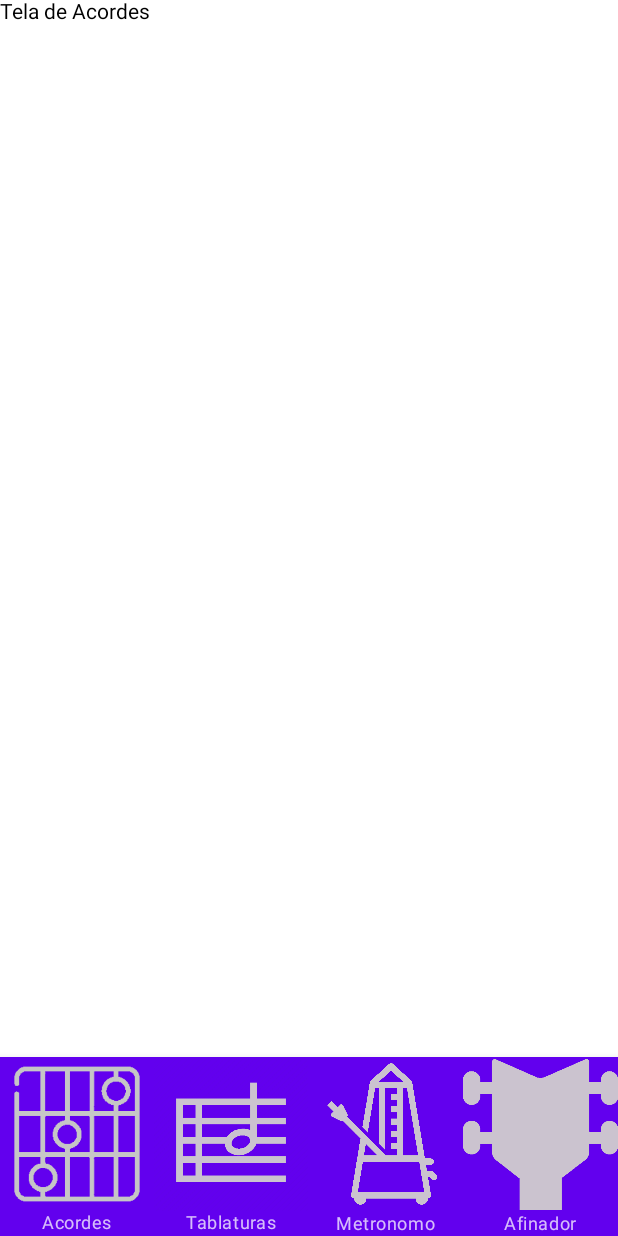
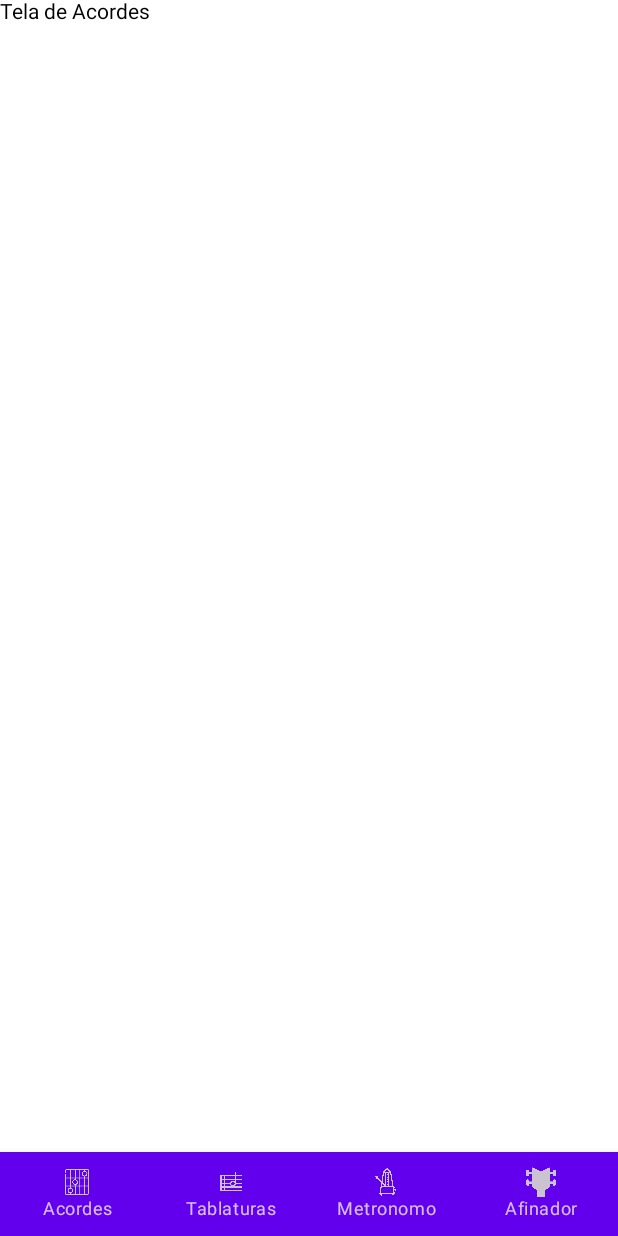
Before and after one commit to lefranc20/ViolaoSuite, an Android app built with Jetpack Compose: the screen it shows after launch (MainActivity), on a phone screen of 412 x 824 dp. Run offline under Robolectric (Android 15) with nearby library versions, the phone set to English and light mode, and no system bars.

Commit message:
Redução no tamanho dos ícones das abas.

```diff
--- a/app/src/main/java/com/example/violao_suite/MainActivity.kt
+++ b/app/src/main/java/com/example/violao_suite/MainActivity.kt
@@ -6,6 +6,7 @@ import androidx.activity.ComponentActivity
 import androidx.activity.compose.setContent
 import androidx.compose.foundation.Image
 import androidx.compose.foundation.layout.fillMaxSize
+//noinspection UsingMaterialAndMaterial3Libraries
 import androidx.compose.material.*
 import androidx.compose.runtime.*
 import androidx.compose.ui.Modifier
@@ -14,6 +15,11 @@ import androidx.navigation.NavHostController
 import androidx.navigation.compose.rememberNavController
 import androidx.navigation.compose.NavHost
 import androidx.navigation.compose.composable
+import androidx.compose.ui.unit.dp
+import androidx.compose.ui.Alignment
+import androidx.compose.foundation.layout.size
+import androidx.compose.ui.unit.sp // Import para definir o tamanho da fonte
+import androidx.compose.foundation.Image
 import com.example.violao_suite.R
 
 class MainActivity : ComponentActivity() {
@@ -46,19 +52,31 @@ fun BottomNavigationBar(navController: NavHostController) {
                     when (screen) {
                         "acordes" -> Image(
                             painter = painterResource(id = R.drawable.ic_acordes), // Substitua pelo ID da sua imagem
-                            contentDescription = "Acordes"
+                            contentDescription = "Acordes",
+                            modifier = Modifier
+                                .size(20.dp) // Tamanho do ícone
+                                .align(Alignment.CenterVertically) // Centraliza verticalmente
                         )
                         "tablaturas" -> Image(
                             painter = painterResource(id = R.drawable.ic_tablaturas), // Substitua pelo ID da sua imagem
-                            contentDescription = "Tablaturas"
+                            contentDescription = "Tablaturas",
+                            modifier = Modifier
+                                .size(20.dp) // Tamanho do ícone
+                                .align(Alignment.CenterVertically) // Centraliza verticalmente
                         )
                         "metronomo" -> Image(
                             painter = painterResource(id = R.drawable.ic_metronomo), // Substitua pelo ID da sua imagem
-                            contentDescription = "Metrônomo"
+                            contentDescription = "Metrônomo",
+                            modifier = Modifier
+                                .size(20.dp) // Tamanho do ícone
+                                .align(Alignment.CenterVertically) // Centraliza verticalmente
                         )
                         "afinador" -> Image(
                             painter = painterResource(id = R.drawable.ic_afinador), // Substitua pelo ID da sua imagem
-                            contentDescription = "Afinador"
+                            contentDescription = "Afinador",
+                            modifier = Modifier
+                                .size(20.dp) // Tamanho do ícone
+                                .align(Alignment.CenterVertically) // Centraliza verticalmentes
                         )
                     }
                 },
```
